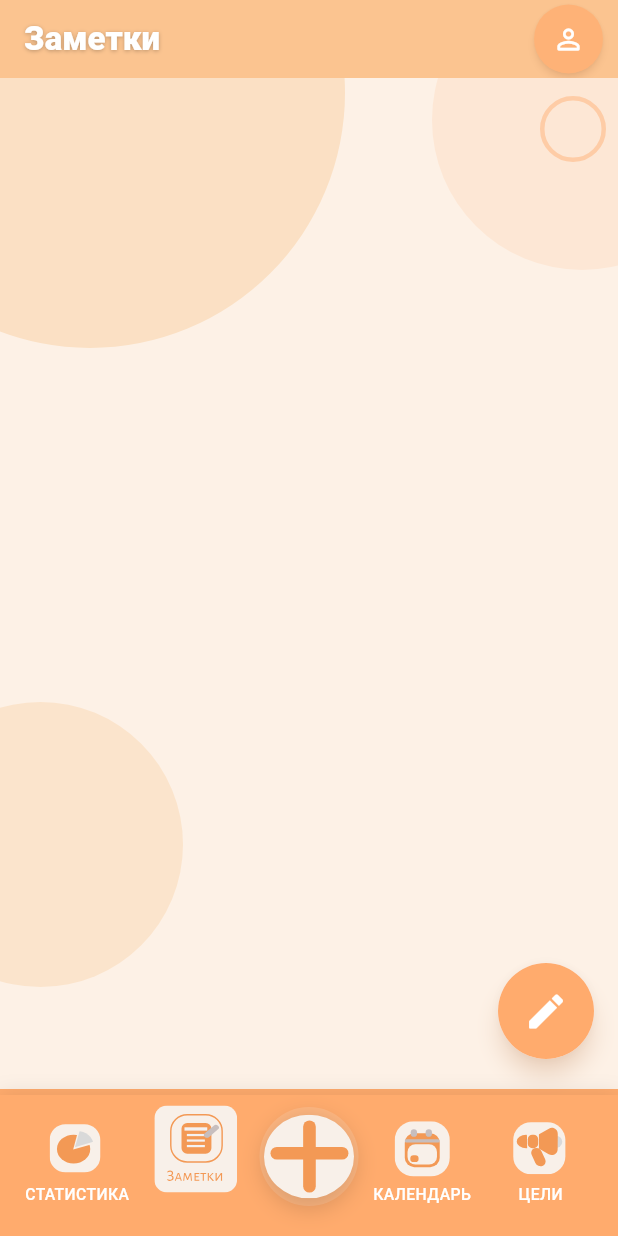
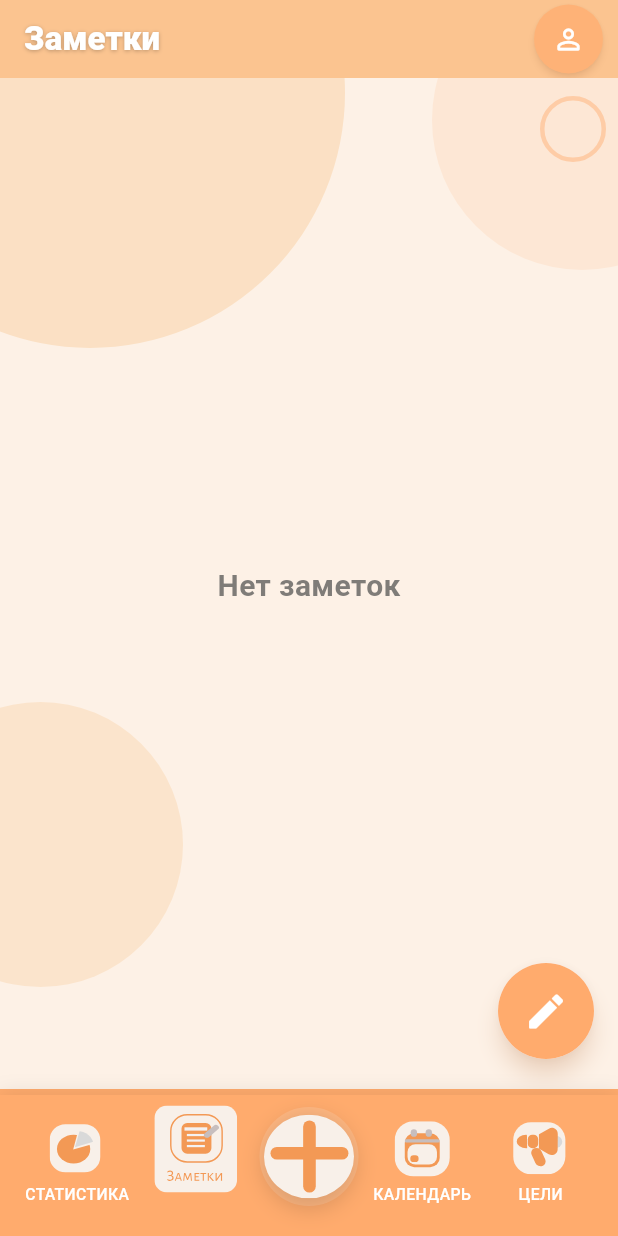
Before and after one commit to Redeter/flutter_application_dfd, a Flutter app: the AppShell screen opened directly, item 2 of the bottom bar chosen, on a phone screen of 412 x 824 dp. Run offline on Flutter 3.47's test engine with Material 3 defaults, Android fonts, the phone set to English and light mode, and no system bars; our stand-ins replace flutter_local_notifications, flutter_secure_storage, flutter_svg, flutter_timezone, google_fonts, printing and 2 more; accounts and stored records are empty.

Commit message:
Фикс APK багов

```diff
--- a/lib/screens/app_shell.dart
+++ b/lib/screens/app_shell.dart
@@ -21,6 +21,7 @@ class _AppShellState extends State<AppShell> {
   int _index = 0;
 
   final GlobalKey<GoalsScreenState> _goalsScreenKey = GlobalKey<GoalsScreenState>();
+  final GlobalKey<NotesScreenState> _notesScreenKey = GlobalKey<NotesScreenState>();
 
   final List<Widget?> _pages = List<Widget?>.filled(4, null);
 
@@ -42,7 +43,7 @@ class _AppShellState extends State<AppShell> {
   Widget _page(int i) {
     return _pages[i] ??= switch (i) {
       0 => const StatisticsScreen(embeddedInShell: true),
-      1 => const NotesScreen(embeddedInShell: true),
+      1 => NotesScreen(key: _notesScreenKey, embeddedInShell: true),
       2 => const CalendarScreen(embeddedInShell: true),
       _ => GoalsScreen(
           key: _goalsScreenKey,
@@ -61,6 +62,11 @@ class _AppShellState extends State<AppShell> {
       BottomNavTab.articles => 3,
     };
     if (_index != next) setState(() => _index = next);
+    if (next == 1 && prevIndex != 1) {
+      WidgetsBinding.instance.addPostFrameCallback((_) {
+        _notesScreenKey.currentState?.reloadFromShell();
+      });
+    }
     if (next == 3 && prevIndex != 3) {
       WidgetsBinding.instance.addPostFrameCallback((_) {
         _goalsScreenKey.currentState?.reloadAggregatesFromShell();
--- a/lib/screens/notes_screen.dart
+++ b/lib/screens/notes_screen.dart
@@ -40,10 +40,10 @@ class NotesScreen extends StatefulWidget {
   final bool embeddedInShell;
 
   @override
-  State<NotesScreen> createState() => _NotesScreenState();
+  State<NotesScreen> createState() => NotesScreenState();
 }
 
-class _NotesScreenState extends State<NotesScreen> {
+class NotesScreenState extends State<NotesScreen> {
   List<NoteItem> _notes = [];
 
   @override
@@ -51,6 +51,10 @@ class _NotesScreenState extends State<NotesScreen> {
     super.initState();
     _load();
   }
+
+  /// Вызывается из [AppShell] при переключении на вкладку: данные могли измениться
+  /// на другой вкладке (генерация статистики и т.д.), пока список был offstage.
+  void reloadFromShell() => _load();
 
   Future<void> _load() async {
     final list = await NotesStorage.instance.loadAll();
@@ -246,6 +250,19 @@ class _NotesScreenState extends State<NotesScreen> {
     return map;
   }
 
+  Widget _buildEmptyNotes() {
+    return Center(
+      child: Text(
+        'Нет заметок',
+        style: GoogleFonts.alegreyaSans(
+          fontSize: 20,
+          fontWeight: FontWeight.w600,
+          color: AppColors.textDark.withValues(alpha: 0.7),
+        ),
+      ),
+    );
+  }
+
   @override
   Widget build(BuildContext context) {
     final keys = _grouped.keys.toList()
@@ -302,7 +319,20 @@ class _NotesScreenState extends State<NotesScreen> {
                   child: RefreshIndicator(
                     color: AppColors.orange,
                     onRefresh: _load,
-                    child: ListView.builder(
+                    child: LayoutBuilder(
+                      builder: (context, constraints) {
+                        if (keys.isEmpty) {
+                          return SingleChildScrollView(
+                            physics: const AlwaysScrollableScrollPhysics(),
+                            child: ConstrainedBox(
+                              constraints: BoxConstraints(
+                                minHeight: constraints.maxHeight,
+                              ),
+                              child: _buildEmptyNotes(),
+                            ),
+                          );
+                        }
+                        return ListView.builder(
                           physics: const AlwaysScrollableScrollPhysics(),
                           padding: const EdgeInsets.fromLTRB(20, 8, 20, 100),
                           itemCount: keys.length,
@@ -319,7 +349,9 @@ class _NotesScreenState extends State<NotesScreen> {
                                   return Padding(
                                     padding: const EdgeInsets.only(bottom: 14),
                                     child: Dismissible(
-                                key: ValueKey('${e.value.date.toIso8601String()}-${e.value.title}-$globalIndex'),
+                                      key: ValueKey(
+                                        '${e.value.date.toIso8601String()}-${e.value.title}-$globalIndex',
+                                      ),
                                       direction: DismissDirection.endToStart,
                                       background: Container(
                                         alignment: Alignment.centerRight,
@@ -350,6 +382,8 @@ class _NotesScreenState extends State<NotesScreen> {
                                   );
                                 }),
                               ],
+                            );
+                          },
                         );
                       },
                     ),
```
Also changed, not shown: lib/screens/registration_screen.dart (+6 -2 lines), lib/screens/statistics_screen.dart (+7 -1 lines), lib/screens/user_profile_screen.dart (+39 -10 lines), 2 other files. Lines whose indentation alone changed are shown as unchanged.
